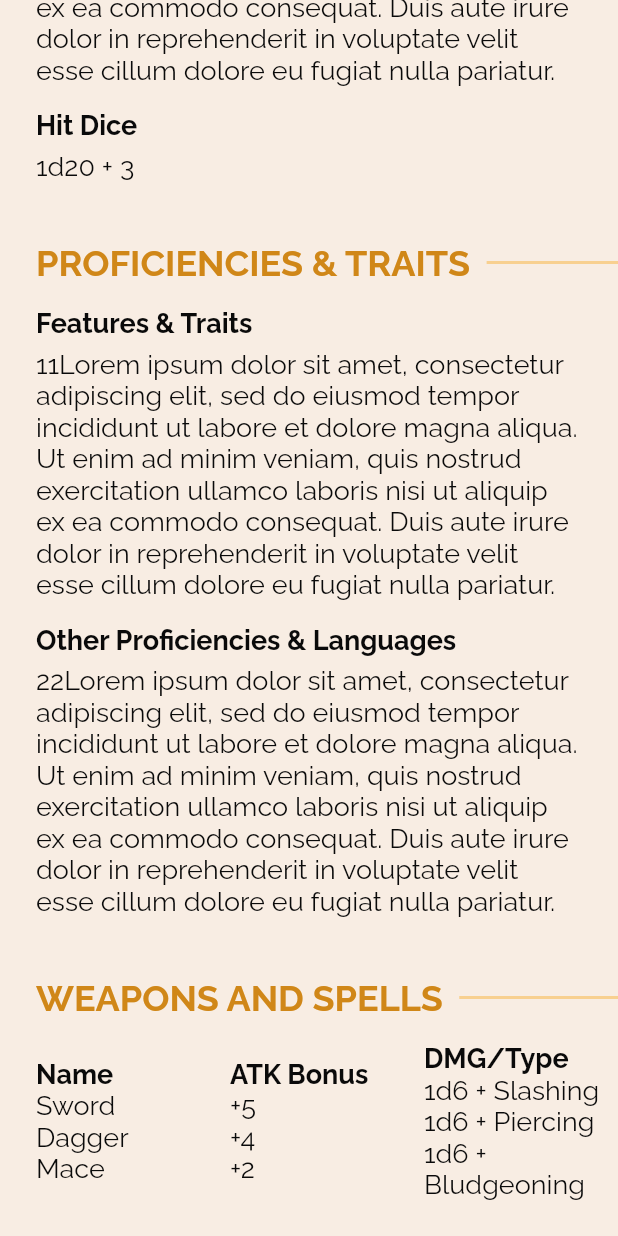
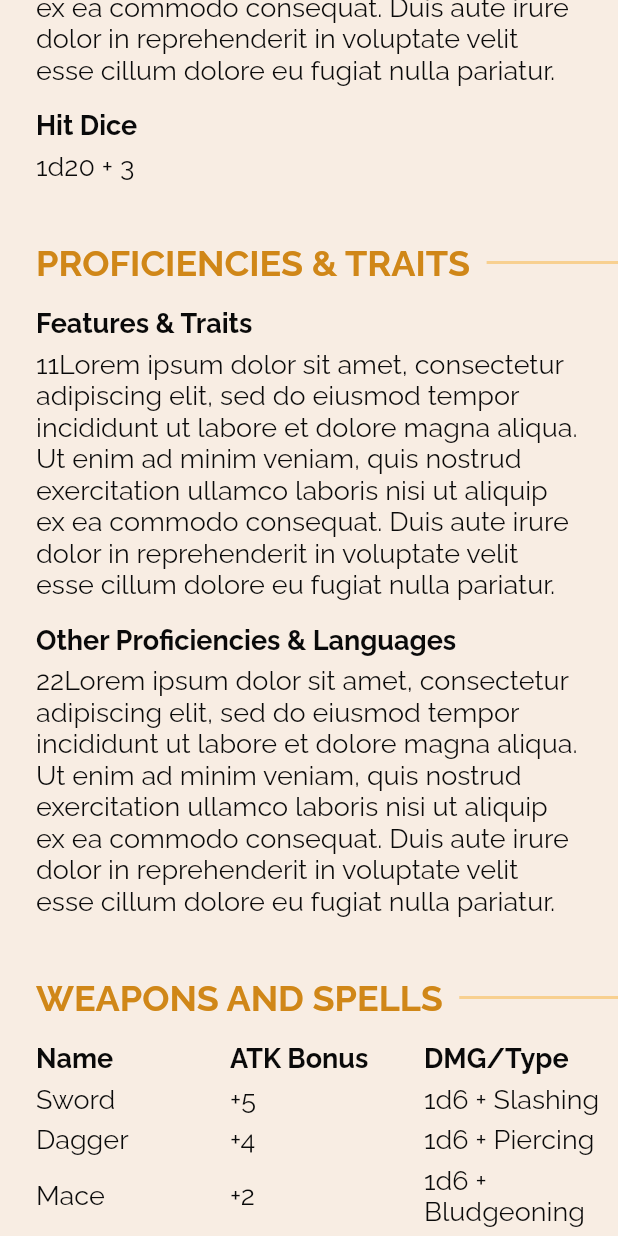
Before and after one commit to RomanBlahuta/Digital-Dungeons, a Flutter app: the screen it shows after launch, scrolled down 1976 dp, on a phone screen of 412 x 824 dp. Run offline on Flutter 3.47's test engine with Material 2 defaults, Android fonts, the phone set to English and light mode, and no system bars; our stand-ins replace equatable, flutter_bloc.

Commit message:
character_sheet_screen: columns section (Row fix)

```diff
--- a/lib/screens/character-sheet_screen.dart
+++ b/lib/screens/character-sheet_screen.dart
@@ -171,7 +171,7 @@ class DDCharacterSheetScreen extends StatelessWidget {
                 child: IconButton(
                   iconSize: 54,
                   icon: Image.asset(DDCloseIcon),
-                  onPressed: () => Navigator.pushNamed(context, DDRoutes.CharactersList),
+                  onPressed: () => Navigator.pop(context),
                 ),
               )
             ],
--- a/lib/screens/characters-list_screen.dart
+++ b/lib/screens/characters-list_screen.dart
@@ -1,4 +1,5 @@
 import 'package:digitaldungeons/utils/index.dart';
+import 'package:digitaldungeons/utils/navigation.dart';
 import 'package:digitaldungeons/widgets/app-bar.dart';
 import 'package:flutter/material.dart';
 
@@ -83,7 +84,7 @@ class DDCharactersListScreen extends StatelessWidget {
                         name: _savedCharacters[index]['name'],
                         info: _savedCharacters[index]['info'],
                         icon: _savedCharacters[index]['icon'],
-                        onPressed: () {},
+                        onPressed: () {Navigator.pushNamed(context, DDRoutes.CharacterSheet);},
                       );
                     }
                 )
--- a/lib/screens/item-sheet_screen.dart
+++ b/lib/screens/item-sheet_screen.dart
@@ -75,7 +75,7 @@ class DDItemSheetScreen extends StatelessWidget {
                   child: IconButton(
                     iconSize: 54,
                     icon: Image.asset(DDCloseIcon),
-                    onPressed: () => print('Close button click event'),
+                    onPressed: () => Navigator.pop(context),
                   ),
                 ),
               ],
--- a/lib/screens/spell-sheet_screen.dart
+++ b/lib/screens/spell-sheet_screen.dart
@@ -71,7 +71,7 @@ class DDSpellSheetScreen extends StatelessWidget {
                   child: IconButton(
                     iconSize: 54,
                     icon: Image.asset(DDCloseIcon),
-                    onPressed: () => print('Close button click event'),
+                    onPressed: () => Navigator.pop(context),
                   ),
                 ),
               ],
--- a/lib/screens/welcome_screen.dart
+++ b/lib/screens/welcome_screen.dart
@@ -70,7 +70,7 @@ class DDWelcomeScreen extends StatelessWidget {
                         DDButton(
                           text: 'SIGN UP',
                           color: DDTheme.primaryColor,
-                          onPressed: () {Navigator.pushNamed(context, DDRoutes.CharacterSheet);},
+                          onPressed: () {Navigator.pushNamed(context, DDRoutes.Home);},
                           size: DDButtonSizes.Large,
                           type: DDButtonType.Filled,
                           textStyle: DDTextTheme.Raleway24BlackBold,
--- a/lib/widgets/app-bar.dart
+++ b/lib/widgets/app-bar.dart
@@ -23,7 +23,7 @@ class DDAppBar extends StatelessWidget implements PreferredSizeWidget {
         style: DDTextTheme.Raleway20BlackSemiBold,),
       actions: <Widget> [
         IconButton(
-            onPressed: () { print('Click!'); },
+            onPressed: () { print('Click!'); Navigator.pushNamed(context, DDRoutes.Welcome); },
             icon: const Icon(
               Icons.logout,
               color: DDTheme.darkColor,
--- a/lib/widgets/info-section.dart
+++ b/lib/widgets/info-section.dart
@@ -359,15 +359,27 @@ class DDColumnsInfoSection extends StatelessWidget {
         Container(
           padding: EdgeInsets.only(left: 24),
           width: MediaQuery.of(context).size.width,
-          child: Row(
-            mainAxisAlignment: MainAxisAlignment.center,
+          // here
+          child: Column(
             children: [
-              for (var j = 0; j < terms.length; j++) Expanded(
-                child: Column(
-                  crossAxisAlignment: CrossAxisAlignment.start,
+              Padding(
+                padding: EdgeInsets.only(bottom: 6),
+                child: Row(
                   children: [
-                    Text(terms[j], style: DDTextTheme.Raleway18BlackBold,),
-                    for (var i = 0; i < values[j].length; i++) Text(values[j][i], style: DDTextTheme.Raleway18BlackRegular)
+                    for (var i = 0; i < terms.length; i++) Expanded(
+                      child: Text(terms[i], style: DDTextTheme.Raleway18BlackBold),
+                    ),
+                  ],
+                ),
+              ),
+
+              for (var i = 0; i < terms.length; i++) Padding(
+                padding: EdgeInsets.only(bottom: 6),
+                child: Row(
+                  children: [
+                    for (var j = 0; j < values.length; j++) Expanded(
+                      child: Text(values[j][i], style: DDTextTheme.Raleway18BlackRegular),
+                    ),
                   ],
                 )
               ),
```
